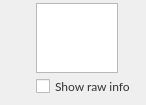
Old version of the form src/MEGASync/stalled_issues/gui/win/StalledIssueActionTitle.ui in the repository meganz/MEGAsync.
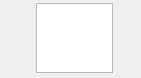
New version of the form. Custom widgets are drawn as their Qt base class.

Commit message: Change RawInfo checkbox for shortcut

Diff of the .ui file:
```diff
--- a/src/MEGASync/stalled_issues/gui/win/StalledIssueActionTitle.ui
+++ b/src/MEGASync/stalled_issues/gui/win/StalledIssueActionTitle.ui
@@ -288,34 +288,6 @@
            </layout>
           </widget>
          </item>
-         <item>
-          <widget class="QWidget" name="checkContainer" native="true">
-           <layout class="QHBoxLayout" name="horizontalLayout">
-            <property name="spacing">
-             <number>0</number>
-            </property>
-            <property name="leftMargin">
-             <number>36</number>
-            </property>
-            <property name="topMargin">
-             <number>3</number>
-            </property>
-            <property name="rightMargin">
-             <number>0</number>
-            </property>
-            <property name="bottomMargin">
-             <number>3</number>
-            </property>
-            <item>
-             <widget class="QCheckBox" name="rawInfoCheck">
-              <property name="text">
-               <string>Show raw info</string>
-              </property>
-             </widget>
-            </item>
-           </layout>
-          </widget>
-         </item>
          <item>
           <widget class="QWidget" name="extraInfoContainer" native="true">
            <property name="sizePolicy">
```
The commit also changes 10 other files.
